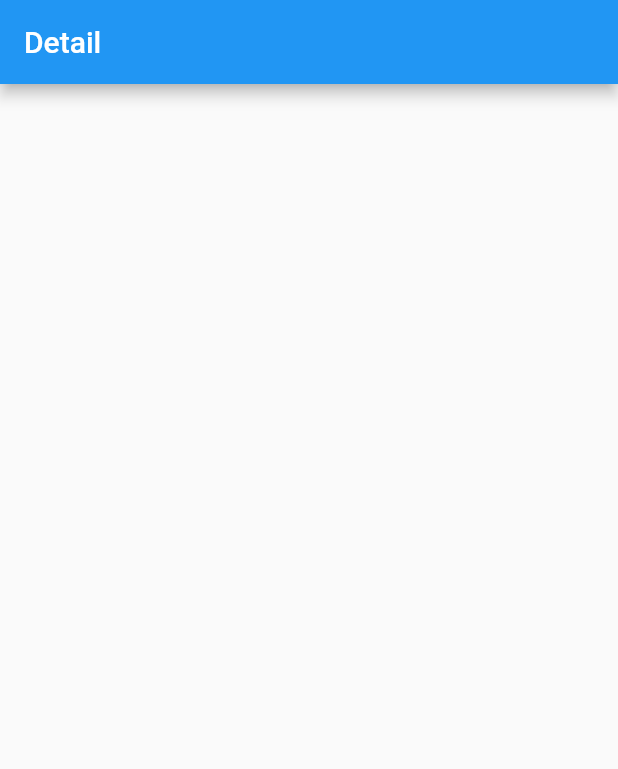
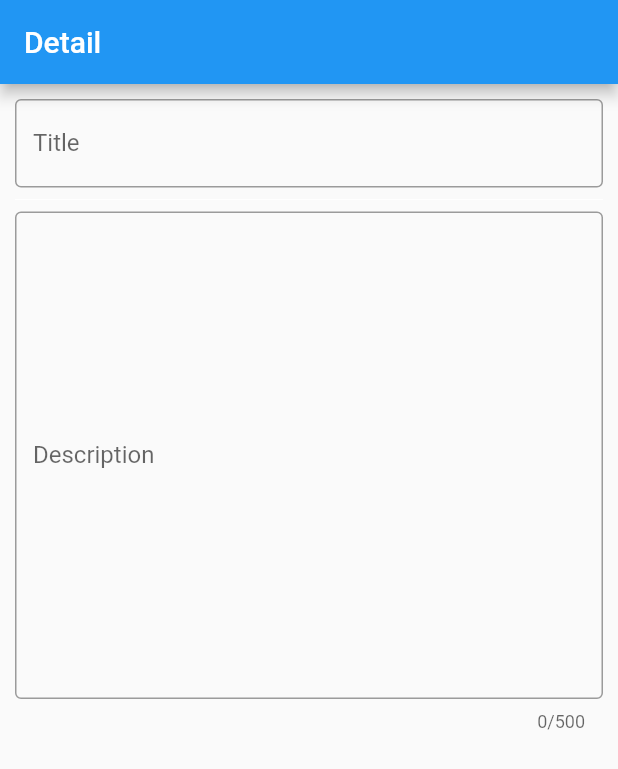
Before and after one commit to IceVanilla/FlutterCase, a Flutter app: the screen it shows after launch, on a phone screen of 412 x 824 dp. Shown: the top 769 px of the screen. Run offline on Flutter 3.47's test engine with Material 2 defaults, Android fonts, the phone set to English and light mode, and no system bars.

Commit message:
notepad: title description
在详情页添加标题和描述的输入框

```diff
--- a/notepad/lib/main.dart
+++ b/notepad/lib/main.dart
@@ -99,6 +99,32 @@ class DetailState extends State<DetailPage> {
       appBar: AppBar(
         title: Text("Detail"),
       ),
+      body: Container(
+        padding: EdgeInsets.all(10),
+        child: Column(
+          children: <Widget>[
+            TextField(
+              decoration: InputDecoration(
+                labelText: "Title",
+                border: OutlineInputBorder(),
+              ),
+            ),
+            Divider(
+              color: Colors.white,
+            ),
+            Flexible(
+              child: TextField(
+                maxLength: 500,
+                maxLines: 15,
+                decoration: InputDecoration(
+                  labelText: "Description",
+                  border: OutlineInputBorder(),
+                ),
+              ),
+            )
+          ],
+        ),
+      ),
     );
   }
 }
```
